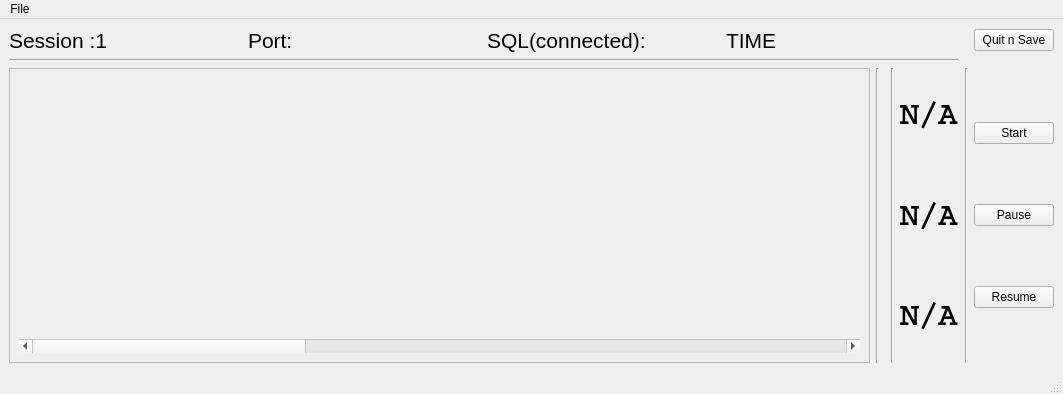
The window that newwin.ui (Salk-Shtrahman/Temporal) describes before a commit, drawn with Qt 5.
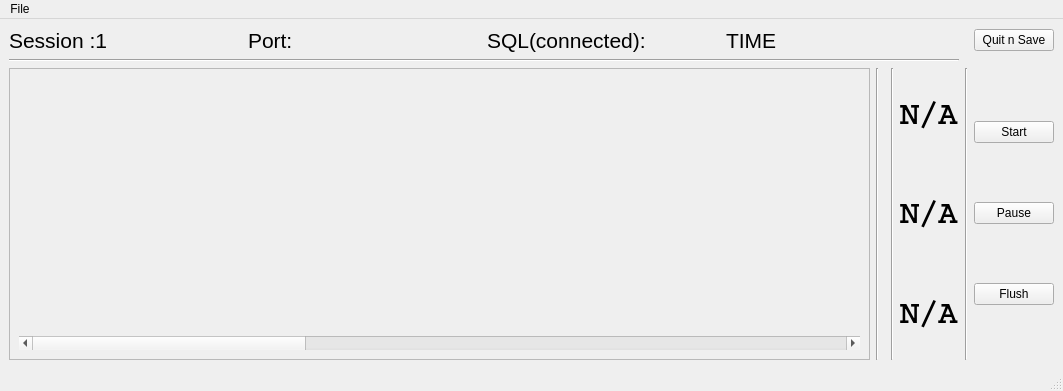
The same window after the commit.

What changed in the file:
```diff
--- a/newwin.ui
+++ b/newwin.ui
@@ -7,7 +7,7 @@
     <x>0</x>
     <y>0</y>
     <width>1063</width>
-    <height>394</height>
+    <height>391</height>
    </rect>
   </property>
   <property name="sizePolicy">
@@ -72,7 +72,7 @@
            <x>0</x>
            <y>0</y>
            <width>871</width>
-           <height>289</height>
+           <height>286</height>
           </rect>
          </property>
          <layout class="QVBoxLayout" name="verticalLayout">
@@ -232,7 +232,7 @@
       <item>
        <widget class="QPushButton" name="resumeButton">
         <property name="text">
-         <string>Resume</string>
+         <string>Flush</string>
         </property>
        </widget>
       </item>
```
